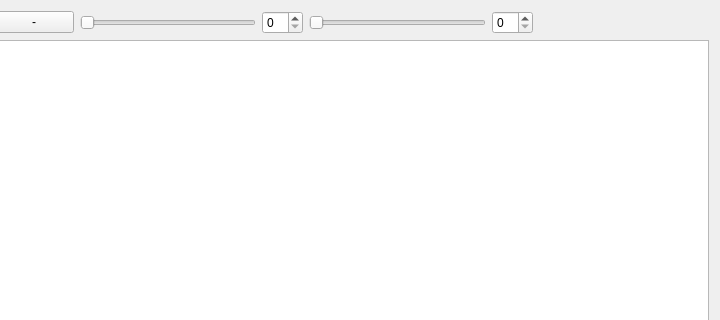
Before: the Qt Designer form ui/reports/reportGraphicsView.ui in flurl/lagerManager, drawn with Qt 5; both pictures show x 103 to 823 and y 0 to 320 of the 823 by 622 pixel window.
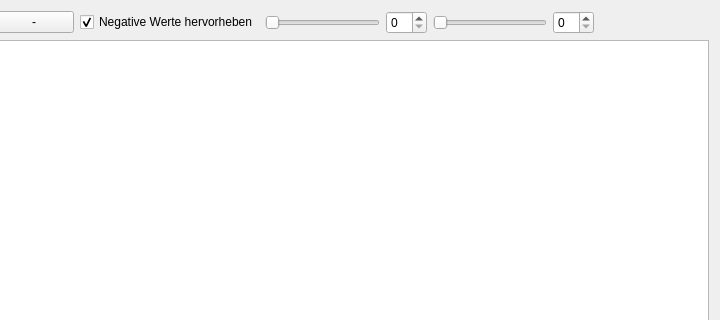
After: the same form once the commit is applied.

Commit message: Möglichkeit zum hervorheben negativer werte in den grafischen reports hinzugefügt fixes #16

What changed in the file:
```diff
--- a/ui/reports/reportGraphicsView.ui
+++ b/ui/reports/reportGraphicsView.ui
@@ -32,6 +32,16 @@
          </property>
         </widget>
        </item>
+       <item>
+        <widget class="QCheckBox" name="checkBox_highlightNegative">
+         <property name="text">
+          <string>Negative Werte hervorheben</string>
+         </property>
+         <property name="checked">
+          <bool>true</bool>
+         </property>
+        </widget>
+       </item>
        <item>
         <widget class="QSlider" name="slider_minDP">
          <property name="orientation">
```
The commit also changes 2 other files.
